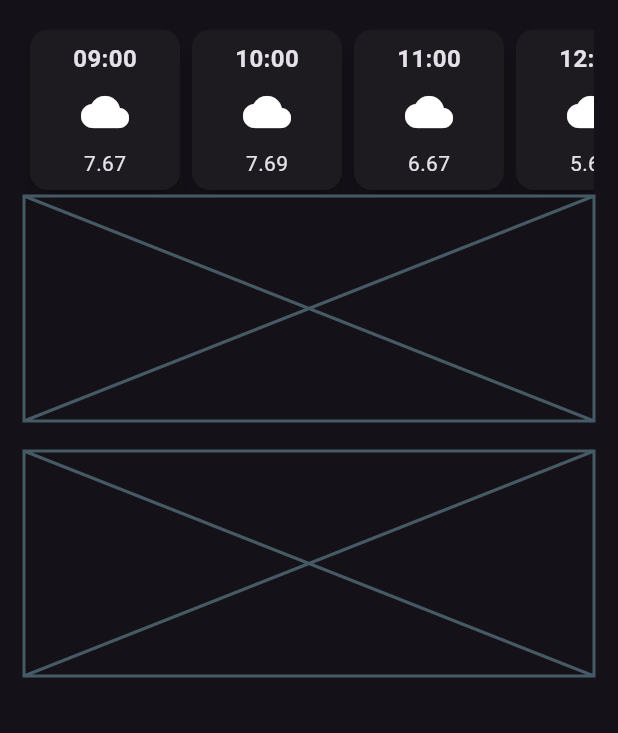
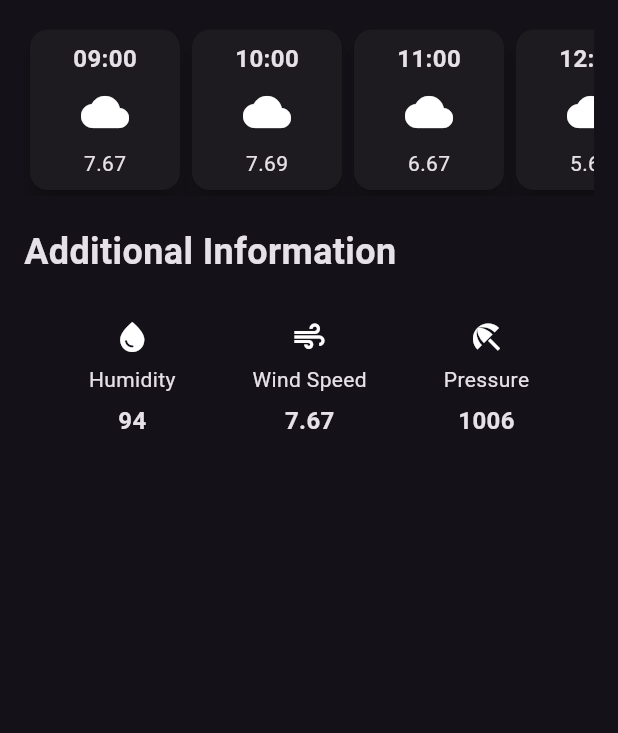
Before and after one commit to GreatGrant/Flutter-Weather-App, a Flutter app: the screen it shows after launch, on a phone screen of 412 x 824 dp, the part 503-1236 px from its top. Run offline on Flutter 3.47's test engine with Material 3 defaults, Android fonts, the phone set to English and light mode, and no system bars.

Commit message:
build full layout

```diff
--- a/lib/screens/pages/waether_screen.dart
+++ b/lib/screens/pages/waether_screen.dart
@@ -65,13 +65,7 @@ class HomePageState extends State<HomePage>{
               ),
             ),
             const SizedBox(height: 20),
-            const Text(
-              "Weather Forecast",
-              style: TextStyle(
-              fontSize: 24,
-              fontWeight: FontWeight.bold,
-            ),
-            ),
+            const TextTitleWidget(title: "Weather Forecast"),
             const SizedBox(height:  16),
             const SingleChildScrollView(
               scrollDirection: Axis.horizontal,
@@ -85,15 +79,73 @@ class HomePageState extends State<HomePage>{
                 ],
               ),
             ),
-            Placeholder(fallbackHeight: 150),
-            SizedBox(height: 20),
-            Placeholder(fallbackHeight: 150)
+            const SizedBox(height: 20),
+            const TextTitleWidget(title: "Additional Information"),
+            const SizedBox(height: 20),
+            const Row(
+              mainAxisAlignment: MainAxisAlignment.spaceEvenly,
+              children: [
+                AdditionalInfoItem(icon: Icons.water_drop, forecastTitle: "Humidity", forecast: "94",),
+                AdditionalInfoItem(icon: Icons.air, forecastTitle: "Wind Speed", forecast: "7.67"),
+                AdditionalInfoItem(icon: Icons.beach_access, forecastTitle: "Pressure", forecast: "1006"),
+              ],
+            )
           ]
         ),
       )
     );
   }
 
+}
+
+class AdditionalInfoItem extends StatelessWidget {
+  final IconData icon;
+  final String forecastTitle;
+  final String forecast;
+
+  const AdditionalInfoItem({
+    required this.icon,
+    required this.forecastTitle,
+    required this.forecast,
+    super.key
+  });
+
+  @override
+  Widget build(BuildContext context) {
+    return Padding(
+      padding: const EdgeInsets.all(8.0),
+      child: Column(
+        mainAxisAlignment: MainAxisAlignment.center,
+        children: [
+          Icon(icon),
+          const SizedBox(height: 6),
+          Text(forecastTitle),
+          const SizedBox(height: 6),
+          BoldTitleWidget(text: forecast)
+        ],
+      ),
+    );
+  }
+}
+
+class TextTitleWidget extends StatelessWidget {
+  final String title;
+
+  const TextTitleWidget({
+    super.key,
+    required this.title,
+  });
+
+  @override
+  Widget build(BuildContext context) {
+    return  Text(
+      title,
+      style: const TextStyle(
+      fontSize: 24,
+      fontWeight: FontWeight.bold,
+    ),
+    );
+  }
 }
 
 class HourlyForecastCardItem extends StatelessWidget {
@@ -120,13 +172,7 @@ class HourlyForecastCardItem extends StatelessWidget {
           ),
           child:  Column(
             children: [
-              Text(
-                time,
-                style: const TextStyle(
-                    fontSize: 16,
-                    fontWeight: FontWeight.bold
-                ),
-              ),
+              BoldTitleWidget(text: time),
               const SizedBox(height: 8),
                Icon(
                 icon,
@@ -143,3 +189,23 @@ class HourlyForecastCardItem extends StatelessWidget {
       );
   }
 }
+
+class BoldTitleWidget extends StatelessWidget {
+  const BoldTitleWidget({
+    super.key,
+    required this.text,
+  });
+
+  final String text;
+
+  @override
+  Widget build(BuildContext context) {
+    return Text(
+      text,
+      style: const TextStyle(
+          fontSize: 16,
+          fontWeight: FontWeight.bold
+      ),
+    );
+  }
+}
```
